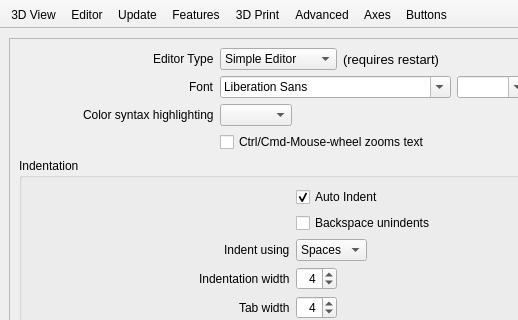
Old version of the form src/Preferences.ui in the repository openscad/openscad; both pictures show x 0 to 518 and y 0 to 320 of the 636 by 498 pixel window.
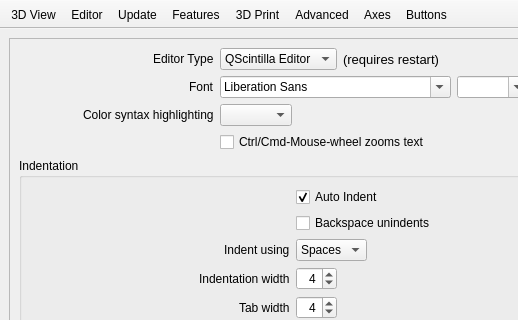
New version of the form. The open tabs and pages were chosen to show the change. Icons and pictures are not drawn. Custom widgets are drawn as their Qt base class.

Commit message: remove support for legacy editor

```diff
--- a/src/Preferences.ui
+++ b/src/Preferences.ui
@@ -174,11 +174,6 @@
                <layout class="QHBoxLayout" name="horizontalLayout_6">
                 <item>
                  <widget class="QComboBox" name="editorType">
-                  <item>
-                   <property name="text">
-                    <string>Simple Editor</string>
-                   </property>
-                  </item>
                   <item>
                    <property name="text">
                     <string>QScintilla Editor</string>
```
The commit also changes 3 other files.
